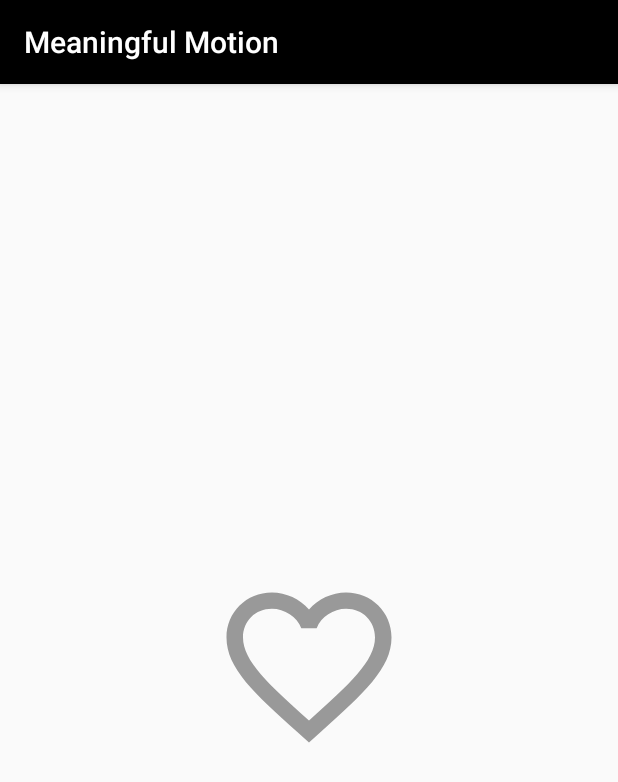
After one commit to Apurba000Biswas/MeaningfulMotion, an Android app: the HeartFillActivity screen opened directly, with no data from a screen before it, on a phone screen of 412 x 824 dp. The commit adds this screen. Shown: the top 782 px of the screen. Run offline under Robolectric (Android 15) with nearby library versions, the phone set to English and light mode, and no system bars.

Commit message:
2.3 Added Animated Vactor

```diff
--- a/app/src/main/AndroidManifest.xml
+++ b/app/src/main/AndroidManifest.xml
@@ -9,7 +9,8 @@
         android:roundIcon="@mipmap/ic_launcher_round"
         android:supportsRtl="true"
         android:theme="@style/AppTheme">
-        <activity android:name=".ApurbaDetailsActivity"></activity>
+        <activity android:name=".HeartFillActivity"></activity>
+        <activity android:name=".ApurbaDetailsActivity" />
         <activity android:name=".MultipleElementActivity" />
         <activity android:name=".InterpolationActivity" />
         <activity android:name=".InstructiveMotionActivity" />
--- /dev/null
+++ b/app/src/main/java/com/apurba/meaningfulmotion/HeartFillActivity.java
@@ -0,0 +1,33 @@
+package com.apurba.meaningfulmotion;
+
+import androidx.appcompat.app.AppCompatActivity;
+
+import android.graphics.drawable.AnimatedVectorDrawable;
+import android.os.Bundle;
+import android.view.View;
+import android.widget.ImageView;
+
+public class HeartFillActivity extends AppCompatActivity {
+
+    private ImageView imageView;
+    private AnimatedVectorDrawable emptyHeart;
+    private AnimatedVectorDrawable fillHeart;
+    private boolean full = false;
+
+    @Override
+    protected void onCreate(Bundle savedInstanceState) {
+        super.onCreate(savedInstanceState);
+        setContentView(R.layout.activity_heart_fill);
+
+        imageView = findViewById(R.id.image_view);
+        emptyHeart = (AnimatedVectorDrawable) getDrawable(R.drawable.avd_heart_empty);
+        fillHeart = (AnimatedVectorDrawable) getDrawable(R.drawable.avd_heart_fill);
+    }
+
+    public void animate(View view) {
+        AnimatedVectorDrawable drawable = full ? emptyHeart : fillHeart;
+        imageView.setImageDrawable(drawable);
+        drawable.start();
+        full = !full;
+    }
+}
--- a/app/src/main/java/com/apurba/meaningfulmotion/MainActivity.java
+++ b/app/src/main/java/com/apurba/meaningfulmotion/MainActivity.java
@@ -70,4 +70,10 @@ public class MainActivity extends AppCompatActivity {
         intent.putExtra(MultipleElementActivity.MULT_EL_FLAG, MultipleElementActivity.MULTI_EL_CURVE_DETAILS);
         startActivity(intent);
     }
+
+    public void onAnimatedVectorClick(View view) {
+        Intent intent = new Intent(this, HeartFillActivity.class);
+        startActivity(intent);
+    }
+
 }
--- /dev/null
+++ b/app/src/main/res/animator/empty_heart.xml
@@ -0,0 +1,24 @@
+<?xml version="1.0" encoding="utf-8"?>
+<!--
+Copyright (C) 2015 The Android Open Source Project
+
+   Licensed under the Apache License, Version 2.0 (the "License");
+    you may not use this file except in compliance with the License.
+    You may obtain a copy of the License at
+
+         http://www.apache.org/licenses/LICENSE-2.0
+
+    Unless required by applicable law or agreed to in writing, software
+    distributed under the License is distributed on an "AS IS" BASIS,
+    WITHOUT WARRANTIES OR CONDITIONS OF ANY KIND, either express or implied.
+    See the License for the specific language governing permissions and
+    limitations under the License.
+-->
+<objectAnimator
+    xmlns:android="http://schemas.android.com/apk/res/android"
+    android:propertyName="pathData"
+    android:valueFrom="@string/heart_clip_shown"
+    android:valueTo="@string/heart_clip_hidden"
+    android:duration="600"
+    android:interpolator="@android:interpolator/fast_out_slow_in"
+    android:valueType="pathType" />
--- /dev/null
+++ b/app/src/main/res/animator/fill_heart.xml
@@ -0,0 +1,24 @@
+<?xml version="1.0" encoding="utf-8"?>
+<!--
+Copyright (C) 2015 The Android Open Source Project
+
+   Licensed under the Apache License, Version 2.0 (the "License");
+    you may not use this file except in compliance with the License.
+    You may obtain a copy of the License at
+
+         http://www.apache.org/licenses/LICENSE-2.0
+
+    Unless required by applicable law or agreed to in writing, software
+    distributed under the License is distributed on an "AS IS" BASIS,
+    WITHOUT WARRANTIES OR CONDITIONS OF ANY KIND, either express or implied.
+    See the License for the specific language governing permissions and
+    limitations under the License.
+-->
+<objectAnimator
+    xmlns:android="http://schemas.android.com/apk/res/android"
+    android:propertyName="pathData"
+    android:valueFrom="@string/heart_clip_hidden"
+    android:valueTo="@string/heart_clip_shown"
+    android:duration="800"
+    android:interpolator="@android:interpolator/fast_out_slow_in"
+    android:valueType="pathType" />
--- /dev/null
+++ b/app/src/main/res/drawable/avd_heart_empty.xml
@@ -0,0 +1,25 @@
+<?xml version="1.0" encoding="utf-8"?>
+<!--
+Copyright (C) 2015 The Android Open Source Project
+
+   Licensed under the Apache License, Version 2.0 (the "License");
+    you may not use this file except in compliance with the License.
+    You may obtain a copy of the License at
+
+         http://www.apache.org/licenses/LICENSE-2.0
+
+    Unless required by applicable law or agreed to in writing, software
+    distributed under the License is distributed on an "AS IS" BASIS,
+    WITHOUT WARRANTIES OR CONDITIONS OF ANY KIND, either express or implied.
+    See the License for the specific language governing permissions and
+    limitations under the License.
+-->
+<animated-vector
+    xmlns:android="http://schemas.android.com/apk/res/android"
+    android:drawable="@drawable/ic_heart">
+
+    <target
+        android:name="clip"
+        android:animation="@animator/empty_heart" />
+
+</animated-vector>
--- /dev/null
+++ b/app/src/main/res/drawable/avd_heart_fill.xml
@@ -0,0 +1,25 @@
+<?xml version="1.0" encoding="utf-8"?>
+<!--
+Copyright (C) 2015 The Android Open Source Project
+
+   Licensed under the Apache License, Version 2.0 (the "License");
+    you may not use this file except in compliance with the License.
+    You may obtain a copy of the License at
+
+         http://www.apache.org/licenses/LICENSE-2.0
+
+    Unless required by applicable law or agreed to in writing, software
+    distributed under the License is distributed on an "AS IS" BASIS,
+    WITHOUT WARRANTIES OR CONDITIONS OF ANY KIND, either express or implied.
+    See the License for the specific language governing permissions and
+    limitations under the License.
+-->
+<animated-vector
+    xmlns:android="http://schemas.android.com/apk/res/android"
+    android:drawable="@drawable/ic_heart">
+
+    <target
+        android:name="clip"
+        android:animation="@animator/fill_heart" />
+
+</animated-vector>
--- /dev/null
+++ b/app/src/main/res/drawable/ic_heart.xml
@@ -0,0 +1,38 @@
+<?xml version="1.0" encoding="utf-8"?>
+<!--
+Copyright (C) 2015 The Android Open Source Project
+
+   Licensed under the Apache License, Version 2.0 (the "License");
+    you may not use this file except in compliance with the License.
+    You may obtain a copy of the License at
+
+         http://www.apache.org/licenses/LICENSE-2.0
+
+    Unless required by applicable law or agreed to in writing, software
+    distributed under the License is distributed on an "AS IS" BASIS,
+    WITHOUT WARRANTIES OR CONDITIONS OF ANY KIND, either express or implied.
+    See the License for the specific language governing permissions and
+    limitations under the License.
+-->
+<vector
+    xmlns:android="http://schemas.android.com/apk/res/android"
+    android:width="280dp"
+    android:height="280dp"
+    android:viewportWidth="56"
+    android:viewportHeight="56">
+
+    <path
+        android:name="empty"
+        android:pathData="@string/heart_empty_path"
+        android:fillColor="#999" />
+
+    <clip-path
+        android:name="clip"
+        android:pathData="@string/heart_clip_hidden" />
+
+    <path
+        android:name="full"
+        android:pathData="@string/heart_full_path"
+        android:fillColor="#999" />
+
+</vector>
--- /dev/null
+++ b/app/src/main/res/layout/activity_heart_fill.xml
@@ -0,0 +1,17 @@
+<?xml version="1.0" encoding="utf-8"?>
+<FrameLayout
+    xmlns:android="http://schemas.android.com/apk/res/android"
+    xmlns:tools="http://schemas.android.com/tools"
+    android:layout_width="match_parent"
+    android:layout_height="match_parent"
+    android:onClick="animate"
+    tools:context=".HeartFillActivity">
+
+    <ImageView
+        android:id="@+id/image_view"
+        android:layout_width="wrap_content"
+        android:layout_height="wrap_content"
+        android:layout_gravity="center"
+        android:src="@drawable/ic_heart" />
+
+</FrameLayout>
--- a/app/src/main/res/layout/activity_main.xml
+++ b/app/src/main/res/layout/activity_main.xml
@@ -92,4 +92,16 @@
         app:layout_constraintStart_toStartOf="parent"
         app:layout_constraintTop_toBottomOf="@+id/button5" />
 
+    <Button
+        android:onClick="onAnimatedVectorClick"
+        android:layout_marginTop="10dp"
+        android:id="@+id/button7"
+        android:layout_width="wrap_content"
+        android:layout_height="wrap_content"
+        android:textAllCaps="false"
+        android:text="Animated Vector"
+        app:layout_constraintEnd_toEndOf="parent"
+        app:layout_constraintStart_toStartOf="parent"
+        app:layout_constraintTop_toBottomOf="@+id/button6" />
+
 </androidx.constraintlayout.widget.ConstraintLayout>
--- /dev/null
+++ b/app/src/main/res/values/heart.xml
@@ -0,0 +1,26 @@
+<?xml version="1.0" encoding="utf-8"?>
+<!--
+Copyright (C) 2015 The Android Open Source Project
+
+   Licensed under the Apache License, Version 2.0 (the "License");
+    you may not use this file except in compliance with the License.
+    You may obtain a copy of the License at
+
+         http://www.apache.org/licenses/LICENSE-2.0
+
+    Unless required by applicable law or agreed to in writing, software
+    distributed under the License is distributed on an "AS IS" BASIS,
+    WITHOUT WARRANTIES OR CONDITIONS OF ANY KIND, either express or implied.
+    See the License for the specific language governing permissions and
+    limitations under the License.
+-->
+<resources>
+
+    <!-- geometry -->
+
+    <string name="heart_empty_path">M32.95,19 C31.036,19 29.199,19.8828338 28,21.2724796 C26.801,19.8828338 24.964,19 23.05,19 C19.6565,19 17,21.6321526 17,24.9945504 C17,29.1089918 20.74,32.4713896 26.405,37.5667575 L28,39 L29.595,37.5667575 C35.26,32.4713896 39,29.1089918 39,24.9945504 C39,21.6321526 36.3435,19 32.95,19 L32.95,19 Z M28.1155,35.9536785 L28,36.0572207 L27.8845,35.9536785 C22.654,31.2506812 19.2,28.1444142 19.2,24.9945504 C19.2,22.8201635 20.8555,21.1798365 23.05,21.1798365 C24.744,21.1798365 26.394,22.2643052 26.9715,23.7520436 L29.023,23.7520436 C29.606,22.2643052 31.256,21.1798365 32.95,21.1798365 C35.1445,21.1798365 36.8,22.8201635 36.8,24.9945504 C36.8,28.1444142 33.346,31.2506812 28.1155,35.9536785 L28.1155,35.9536785 Z</string>
+    <string name="heart_full_path">M28,39 L26.405,37.5667575 C20.74,32.4713896 17,29.1089918 17,24.9945504 C17,21.6321526 19.6565,19 23.05,19 C24.964,19 26.801,19.8828338 28,21.2724796 C29.199,19.8828338 31.036,19 32.95,19 C36.3435,19 39,21.6321526 39,24.9945504 C39,29.1089918 35.26,32.4713896 29.595,37.5667575 L28,39 L28,39 Z</string>
+    <string name="heart_clip_hidden">M18 37 L38 37 L38 37 L18 37 Z</string>
+    <string name="heart_clip_shown">M0 0 L56 0 L56 56 L0 56 Z</string>
+
+</resources>
```
